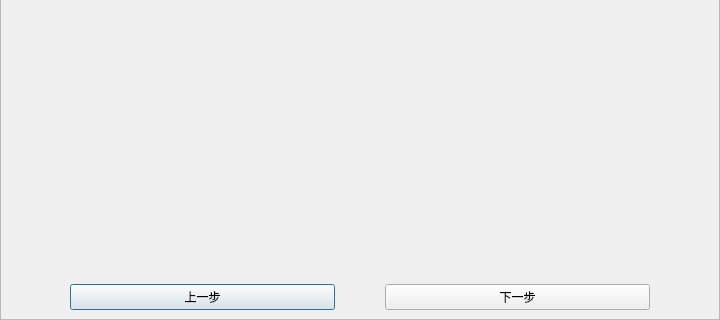
Before: the Qt Designer form GuideFrame/guideframe.ui in truelv/qt_obj, drawn with Qt 5; both pictures show x 0 to 720 and y 960 to 1280 of the 720 by 1280 pixel window.
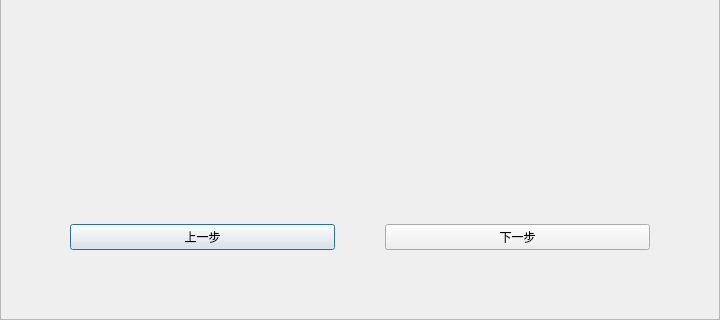
After: the same form once the commit is applied.

Commit message: 添加保存上个界面以便返回

What changed in the file:
```diff
--- a/GuideFrame/guideframe.ui
+++ b/GuideFrame/guideframe.ui
@@ -69,6 +69,9 @@
         <property name="rightMargin">
          <number>60</number>
         </property>
+        <property name="bottomMargin">
+         <number>60</number>
+        </property>
         <item>
          <widget class="QPushButton" name="btpre">
           <property name="text">
```
The commit also changes 5 other files.
